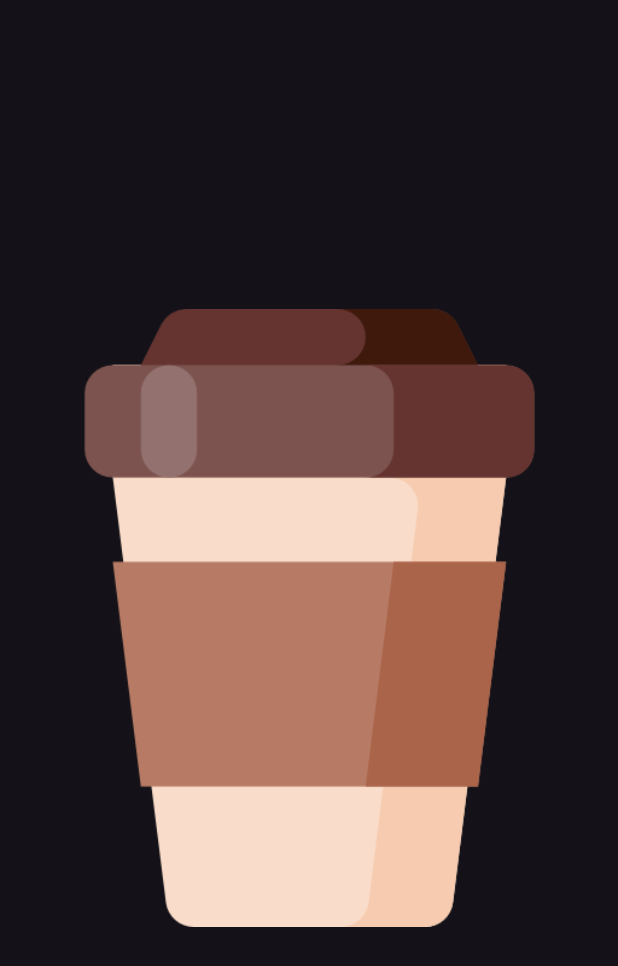
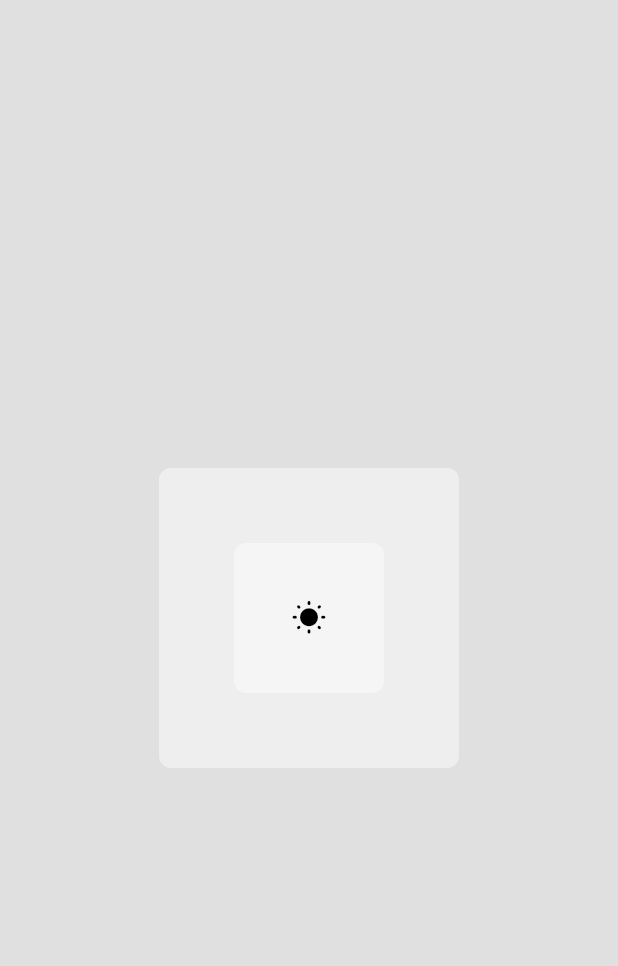
Before and after one commit to XudayfiIbra/area_51, a Flutter app: the screen it shows after launch, on a phone screen of 412 x 824 dp. Shown: the top 966 px of the screen. Run offline on Flutter 3.47's test engine with Material 3 defaults, Android fonts, the light colour scheme and no system bars.

Commit message:
toggle theme and animated icon

```diff
--- /dev/null
+++ b/lib/components/box.dart
@@ -0,0 +1,25 @@
+import 'package:flutter/material.dart';
+
+class Box extends StatelessWidget {
+  final Widget? child;
+  final Color? color;
+  const Box({
+    super.key,
+    required this.child,
+    required this.color,
+  });
+
+  @override
+  Widget build(BuildContext context) {
+    return Container(
+      decoration: BoxDecoration(
+        color: color,
+        borderRadius: BorderRadius.circular(8),
+      ),
+      width: 200,
+      height: 200,
+      padding: const EdgeInsets.all(50),
+      child: child,
+    );
+  }
+}
--- /dev/null
+++ b/lib/components/button.dart
@@ -0,0 +1,56 @@
+import 'package:flutter/material.dart';
+
+class ButtonBox extends StatefulWidget {
+  final Color? color;
+  final void Function()? onTap;
+  const ButtonBox({
+    super.key,
+    required this.color,
+    required this.onTap,
+  });
+
+  @override
+  State<ButtonBox> createState() => _ButtonBoxState();
+}
+
+class _ButtonBoxState extends State<ButtonBox>
+    with SingleTickerProviderStateMixin {
+  late AnimationController _animationController;
+
+  @override
+  void initState() {
+    super.initState();
+    _animationController = AnimationController(
+      vsync: this,
+      duration: const Duration(milliseconds: 400),
+    );
+  }
+
+  bool playing = false;
+  void iconTapped() {
+    if (playing == false) {
+      _animationController.forward();
+      playing = true;
+    } else {
+      _animationController.reverse();
+      playing = false;
+    }
+  }
+
+  @override
+  Widget build(BuildContext context) {
+    return GestureDetector(
+      onTap: widget.onTap,
+      child: Container(
+        decoration: BoxDecoration(
+            color: widget.color, borderRadius: BorderRadius.circular(8)),
+        padding: const EdgeInsets.all(25),
+        child: Center(
+            child: Icon(
+          Icons.wb_sunny_rounded,
+          color: Theme.of(context).colorScheme.tertiary,
+        )),
+      ),
+    );
+  }
+}
--- a/lib/main.dart
+++ b/lib/main.dart
@@ -1,8 +1,16 @@
 import 'package:area_51/pages/home_page.dart';
+import 'package:area_51/theme/theme.dart';
+import 'package:area_51/theme/theme_prodiver.dart';
 import 'package:flutter/material.dart';
+import 'package:provider/provider.dart';
 
 void main() {
-  runApp(const MyApp());
+  runApp(
+    ChangeNotifierProvider(
+      create: (context) => ThemeProdiver(),
+      child: const MyApp(),
+    ),
+  );
 }
 
 class MyApp extends StatelessWidget {
@@ -12,8 +20,8 @@ class MyApp extends StatelessWidget {
   Widget build(BuildContext context) {
     return MaterialApp(
       debugShowCheckedModeBanner: false,
-      theme: ThemeData.dark(useMaterial3: true),
       home: const HomePage(),
+      theme: Provider.of<ThemeProdiver>(context).themeData,
     );
   }
 }
--- a/lib/pages/home_page.dart
+++ b/lib/pages/home_page.dart
@@ -1,13 +1,26 @@
+import 'package:area_51/components/box.dart';
+import 'package:area_51/components/button.dart';
+import 'package:area_51/theme/theme_prodiver.dart';
 import 'package:flutter/material.dart';
+import 'package:provider/provider.dart';
 
 class HomePage extends StatelessWidget {
   const HomePage({super.key});
 
   @override
   Widget build(BuildContext context) {
-    return  Scaffold(
+    return Scaffold(
+      backgroundColor: Theme.of(context).colorScheme.surface,
       body: Center(
-        child: Image.asset('assets/coffee/coffee 2.png'),
+        child: Box(
+          color: Theme.of(context).colorScheme.primary,
+          child: ButtonBox(
+            color: Theme.of(context).colorScheme.secondary,
+            onTap: () {
+              Provider.of<ThemeProdiver>(context, listen: false).toggleTheme();
+            },
+          ),
+        ),
       ),
     );
   }
--- /dev/null
+++ b/lib/theme/theme.dart
@@ -0,0 +1,21 @@
+import 'package:flutter/material.dart';
+
+ThemeData lightMode = ThemeData(
+  brightness: Brightness.light,
+  colorScheme: ColorScheme.light(
+    surface: Colors.grey.shade300,
+    primary: Colors.grey.shade200,
+    secondary: Colors.grey.shade100,
+    tertiary: Colors.black,
+  ),
+);
+
+ThemeData darkMode = ThemeData(
+  brightness: Brightness.dark,
+  colorScheme: ColorScheme.dark(
+    surface: Colors.grey.shade900,
+    primary: Colors.grey.shade800,
+    secondary: Colors.grey.shade600,
+    tertiary: Colors.white,
+  ),
+);
--- /dev/null
+++ b/lib/theme/theme_prodiver.dart
@@ -0,0 +1,21 @@
+import 'package:area_51/theme/theme.dart';
+import 'package:flutter/material.dart';
+
+class ThemeProdiver with ChangeNotifier {
+  ThemeData _themeData = lightMode;
+
+  ThemeData get themeData => _themeData;
+
+  set themeData(ThemeData themeData) {
+    _themeData = themeData;
+    notifyListeners();
+  }
+
+  void toggleTheme() {
+    if (_themeData == lightMode) {
+      themeData = darkMode;
+    } else {
+      themeData = lightMode;
+    }
+  }
+}
```
